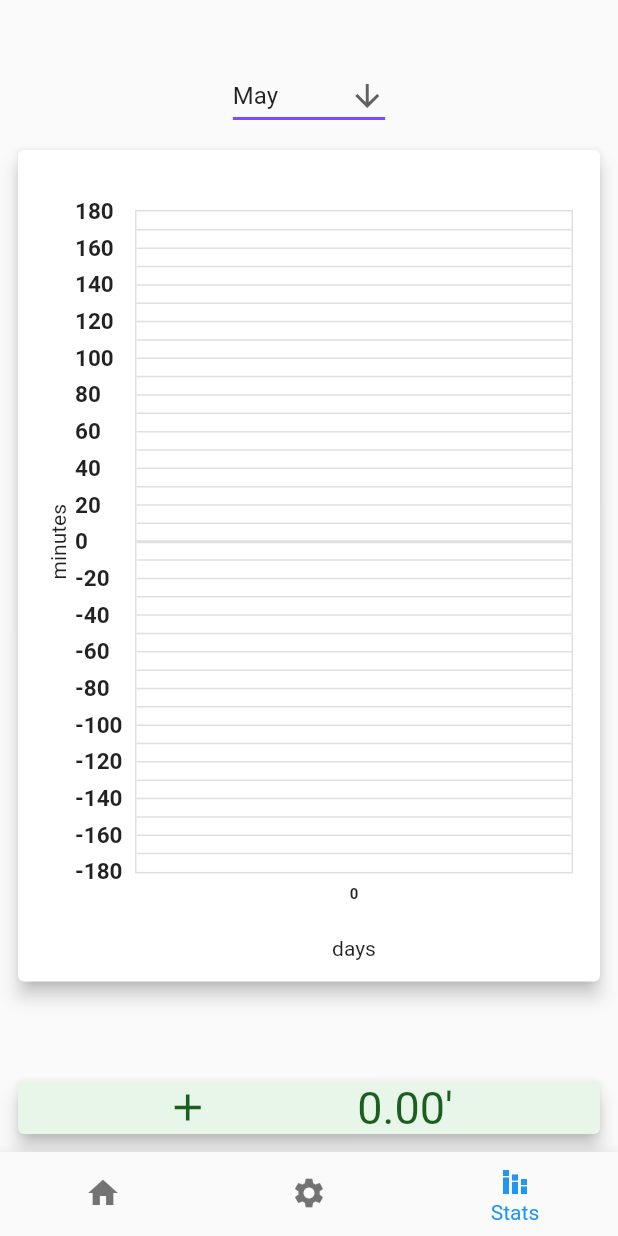
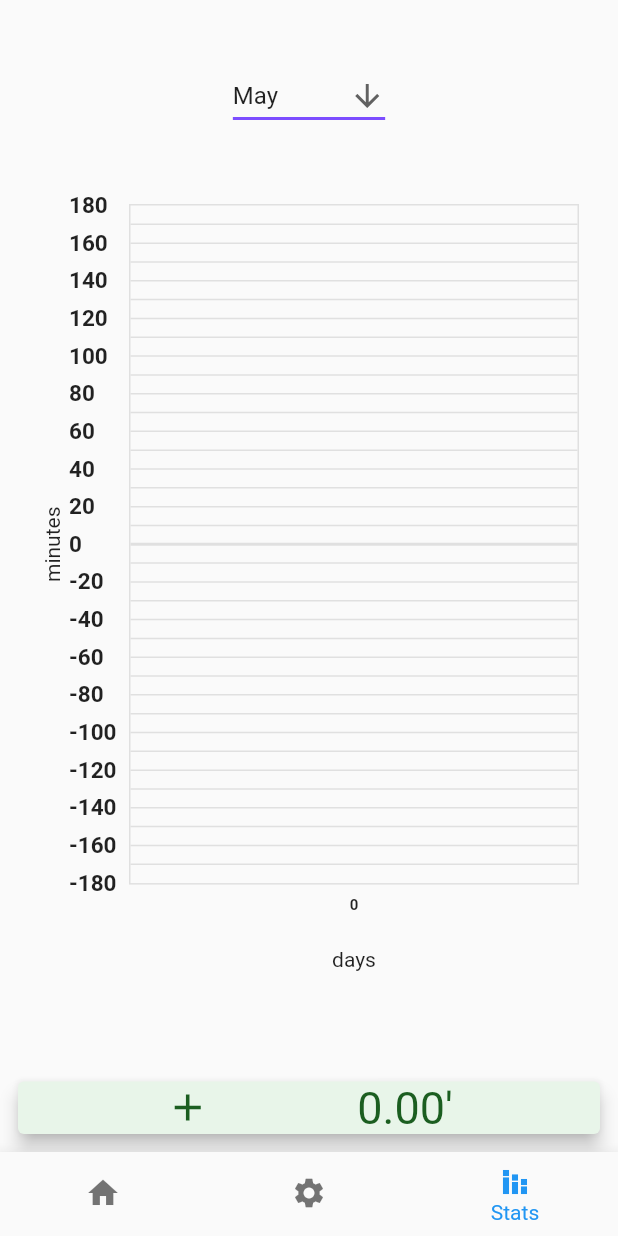
Before and after one commit to macik1423/job_timer, a Flutter app: the screen it shows after launch, item 3 of the bottom bar chosen, on a phone screen of 412 x 824 dp. Run offline on Flutter 3.47's test engine with Material 2 defaults, Android fonts, the phone set to English and light mode, and no system bars; drawn by our look-alikes of fl_chart; our stand-ins replace bloc, equatable, flutter_bloc, formz, hive, hive_flutter and 2 more; accounts and stored records are empty; Roboto replaces fonts that are missing (Ubuntu).

Commit message:
Changed statistics chart.

```diff
--- a/lib/screen/statistics/chart.dart
+++ b/lib/screen/statistics/chart.dart
@@ -18,16 +18,13 @@ class _ChartState extends State<Chart> {
   Widget build(BuildContext context) {
     return Stack(
       children: <Widget>[
-        Card(
-          elevation: 5,
-          child: AspectRatio(
+        AspectRatio(
           aspectRatio: 0.70,
           child: Padding(
             padding: const EdgeInsets.only(
                 right: 18.0, left: 18.0, top: 40, bottom: 12),
             child: BarChart(
               mainData(),
-              ),
             ),
           ),
         ),
--- a/lib/widgets/shifts_list.dart
+++ b/lib/widgets/shifts_list.dart
@@ -23,9 +23,7 @@ class ShiftsList extends StatelessWidget {
       columns: [
         DataColumn(label: Text(startText)),
         DataColumn(label: Text(endText)),
-        DataColumn(
-          label: Text(dateText),
-        ),
+        DataColumn(label: Text(dateText)),
         DataColumn(label: Text(diffText)),
       ],
       rows: shifts.map((shift) {
--- a/pubspec.yaml
+++ b/pubspec.yaml
@@ -15,7 +15,7 @@ publish_to: 'none' # Remove this line if you wish to publish to pub.dev
 # In iOS, build-name is used as CFBundleShortVersionString while build-number used as CFBundleVersion.
 # Read more about iOS versioning at
 # https://developer.apple.com/library/archive/documentation/General/Reference/InfoPlistKeyReference/Articles/CoreFoundationKeys.html
-version: 1.1.0
+version: 1.1.1+2
 
 environment:
   sdk: ">=2.14.0 <3.0.0"
```
Lines whose indentation alone changed are shown as unchanged.
